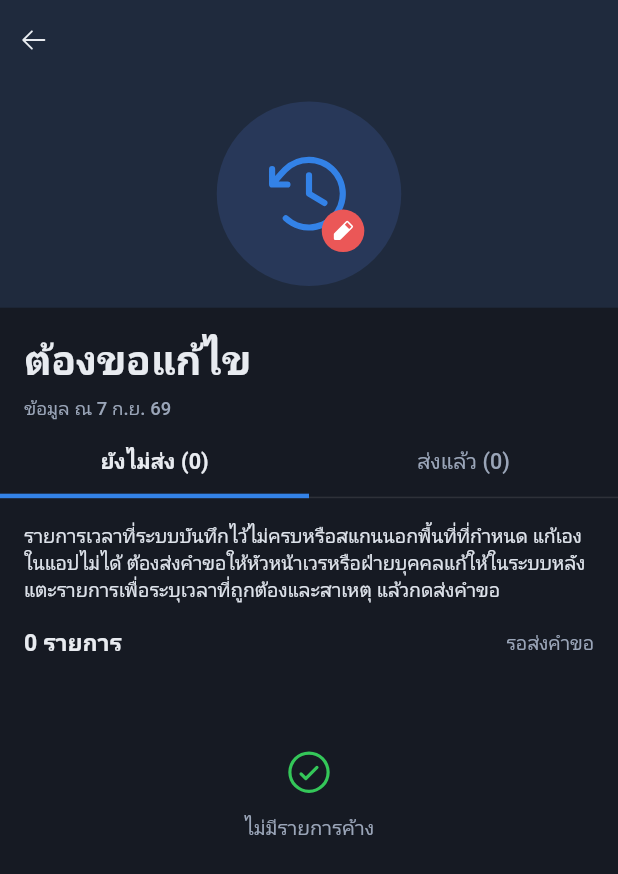
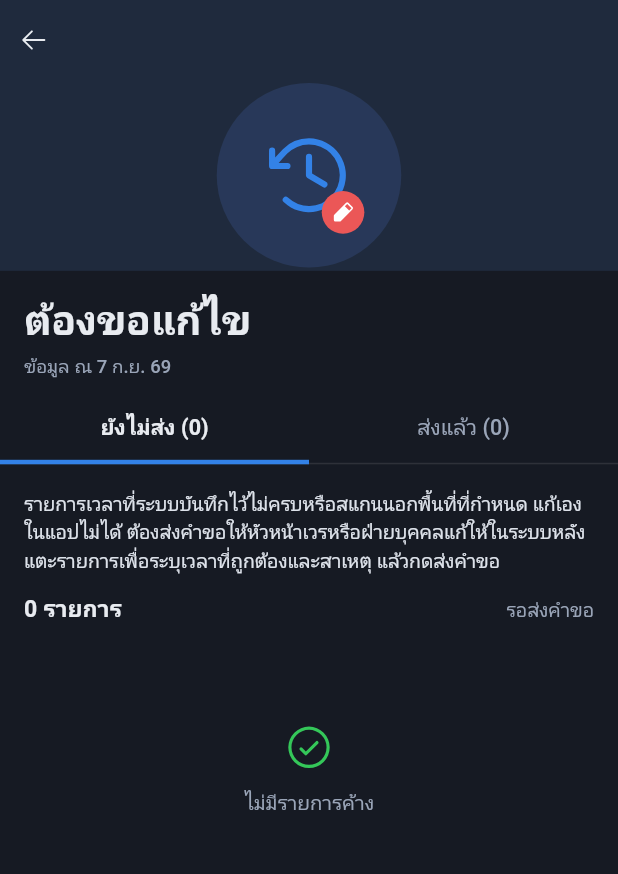
Before and after one commit to BMS-UXUI-GIT/BMS-FaceEnroll, a Flutter app: the FixRequestView screen opened by its route, on a phone screen of 412 x 824 dp. Shown: the top 874 px of the screen. Run offline on Flutter 3.47's test engine with Material 3 defaults, Android fonts, the phone set to English and light mode, and no system bars; our stand-ins replace audioplayers, battery_plus, camera, fl_chart, geolocator, get and 6 more; missing offline and left inert: google_mlkit_face_detection, network_info_plus, screen_brightness; accounts and stored records are empty.

Commit message:
style(dashboard): tidy spacing and alignment on the fix-request page
The row put its columns on Row's default centre alignment, so the date and
the time it belongs to sat on different lines; start-align them and let the
status chip line up with the shift beneath the date. The count row gets
baseline alignment for the same reason.

Also: shorter hero (176), tighter title block, 1.5 line height on the
intro paragraph, and slightly denser rows (36 avatar, 12 top padding).

Co-Authored-By: Claude Opus 5 (1M context) <noreply@anthropic.com>

```diff
--- a/lib/app/modules/dashboard/dashboard_view.dart
+++ b/lib/app/modules/dashboard/dashboard_view.dart
@@ -3764,7 +3764,7 @@ class _FixRequestViewState extends State<FixRequestView> {
   /// ภาพหัวเรื่องที่ยุบเป็นแถบชื่อเมื่อเลื่อนลง
   Widget _heroBar(BuildContext context) {
     final top = MediaQuery.viewPaddingOf(context).top;
-    final maxH = _D.sp(200) + top;
+    final maxH = _D.sp(176) + top;
     final minH = _D.box(52) + top;
     return SliverAppBar(
       pinned: true,
@@ -3872,7 +3872,7 @@ class _FixRequestViewState extends State<FixRequestView> {
 
   /// ชื่อเรื่องใหญ่ + วันที่ของข้อมูล (เลื่อนหายไปกับเนื้อหา)
   Widget _titleBlock(int total) => Padding(
-    padding: const EdgeInsets.fromLTRB(16, 16, 16, 4),
+    padding: const EdgeInsets.fromLTRB(16, 14, 16, 10),
     child: Column(
       crossAxisAlignment: CrossAxisAlignment.start,
       children: [
@@ -3880,7 +3880,7 @@ class _FixRequestViewState extends State<FixRequestView> {
           'ต้องขอแก้ไข',
           style: _D.tech(size: 26, weight: FontWeight.w700, color: _D.ink),
         ),
-        const SizedBox(height: 4),
+        const SizedBox(height: 2),
         Text(
           'ข้อมูล ณ ${thaiShortDate(DashboardController.ymd(DateTime.now()))}',
           style: _D.body(size: 12, color: _D.muted),
@@ -3898,7 +3898,7 @@ class _FixRequestViewState extends State<FixRequestView> {
     required int count,
   }) {
     final w = MediaQuery.sizeOf(context).width - 32;
-    final style = _D.body(size: 12.5, color: _D.sub);
+    final style = _D.body(size: 12.5, color: _D.sub).copyWith(height: 1.5);
     // วัดความสูงย่อหน้าเอง — หัวที่ตรึงต้องรู้ความสูงก่อนวาง
     final tp = TextPainter(
       text: TextSpan(text: _intro, style: style),
@@ -3928,6 +3928,8 @@ class _FixRequestViewState extends State<FixRequestView> {
                 child: SizedBox(
                   height: _D.box(28),
                   child: Row(
+                    crossAxisAlignment: CrossAxisAlignment.baseline,
+                    textBaseline: TextBaseline.alphabetic,
                     children: [
                       Text(
                         '$count รายการ',
@@ -4022,7 +4024,7 @@ class _FixRequestViewState extends State<FixRequestView> {
       onTap: () => _openSheet(r),
       splash: _D.accent,
       child: Container(
-        padding: const EdgeInsets.fromLTRB(16, 14, 16, 14),
+        padding: const EdgeInsets.fromLTRB(16, 12, 16, 14),
         decoration: BoxDecoration(
           border: Border(top: BorderSide(color: _D.hairline)),
         ),
@@ -4036,12 +4038,13 @@ class _FixRequestViewState extends State<FixRequestView> {
                 noOut ? _D.warn : _D.bad,
               ),
             ),
-            const SizedBox(height: 10),
+            const SizedBox(height: 8),
             Row(
+              crossAxisAlignment: CrossAxisAlignment.start,
               children: [
                 Container(
-                  width: _D.box(38),
-                  height: _D.box(38),
+                  width: _D.box(36),
+                  height: _D.box(36),
                   alignment: Alignment.center,
                   decoration: BoxDecoration(
                     color: _D.rowBg,
@@ -4089,7 +4092,7 @@ class _FixRequestViewState extends State<FixRequestView> {
                         color: _D.sub,
                       ),
                     ),
-                    const SizedBox(height: 4),
+                    const SizedBox(height: 3),
                     _status(done),
                   ],
                 ),
```
